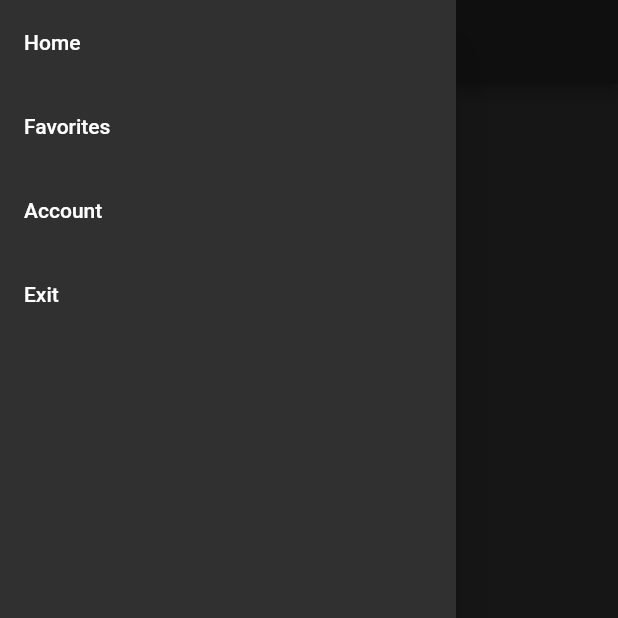
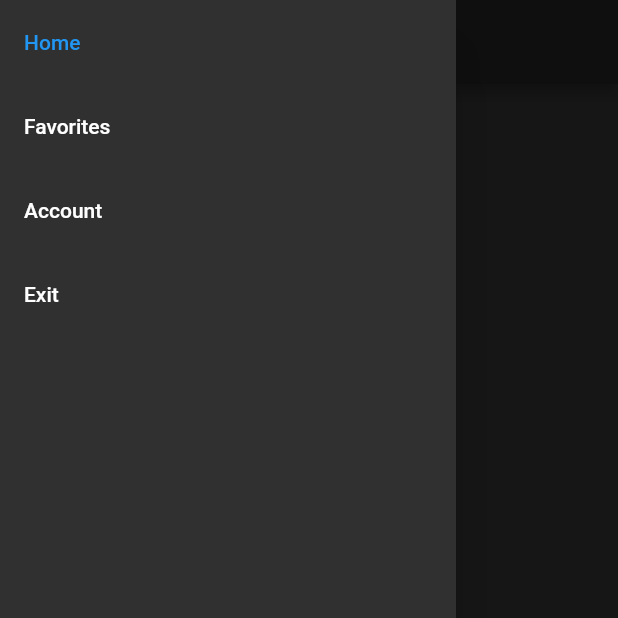
Before and after one commit to s7Thiago/Flutter-Showcase, a Flutter app: the ReactiveDrawerHomeWidget screen opened directly, with the side drawer open, on a phone screen of 412 x 824 dp, the top half of it. Run offline on Flutter 3.47's test engine with Material 2 defaults, Android fonts, the phone set to English and light mode, and no system bars; our stand-ins replace flare_flutter; missing offline and left inert: swipedetector.

```diff
--- a/lib/screens/reactive_drawer_example/custom_drawer.dart
+++ b/lib/screens/reactive_drawer_example/custom_drawer.dart
@@ -2,8 +2,10 @@ import 'package:flutter/material.dart';
 
 class CustomDrawer extends StatelessWidget {
   final Function(int) onPressed;
+  final PageController pageController;
 
-  const CustomDrawer({Key key, this.onPressed}) : super(key: key);
+  const CustomDrawer({Key key, this.onPressed, this.pageController})
+      : super(key: key);
 
   @override
   Widget build(BuildContext context) {
@@ -11,18 +13,21 @@ class CustomDrawer extends StatelessWidget {
       child: ListView(
         children: <Widget>[
           ListTile(
+            selected: pageController.page.round() == 0,
             title: Text('Home'),
             onTap: () {
               onPressed(0);
             },
           ),
           ListTile(
+            selected: pageController.page.round() == 1,
             title: Text('Favorites'),
             onTap: () {
               onPressed(1);
             },
           ),
           ListTile(
+            selected: pageController.page.round() == 2,
             title: Text('Account'),
             onTap: () {
               onPressed(2);
--- a/lib/screens/reactive_drawer_example/drawer_home_widget.dart
+++ b/lib/screens/reactive_drawer_example/drawer_home_widget.dart
@@ -18,7 +18,7 @@ class _ReactiveDrawerHomeWidgetState extends State<ReactiveDrawerHomeWidget> {
     DrawerAccountPage(),
   ];
 
-  int currentPage = 0;
+  PageController drawerPageController = PageController(initialPage: 0);
 
   @override
   Widget build(BuildContext context) {
@@ -30,12 +30,14 @@ class _ReactiveDrawerHomeWidgetState extends State<ReactiveDrawerHomeWidget> {
         drawer: CustomDrawer(
           onPressed: (index) {
             scaffoldKey.currentState.openEndDrawer();
-          setState(() {
-            currentPage = index;
-          });
+            drawerPageController.jumpToPage(index);
           },
+          pageController: drawerPageController,
         ),
-      body: pages[currentPage],
-    );
+        body: PageView(
+          physics: NeverScrollableScrollPhysics(),
+          controller: drawerPageController,
+          children: pages,
+        ));
   }
 }
```
Lines whose indentation alone changed are shown as unchanged.
